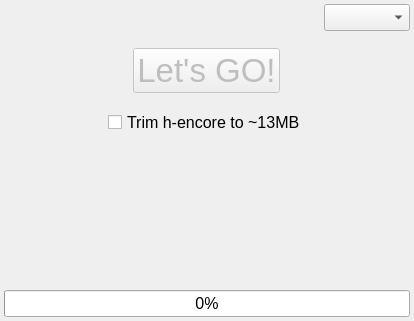
The window that src/finalhe.ui (soarqin/finalhe) describes before a commit, drawn with Qt 5.
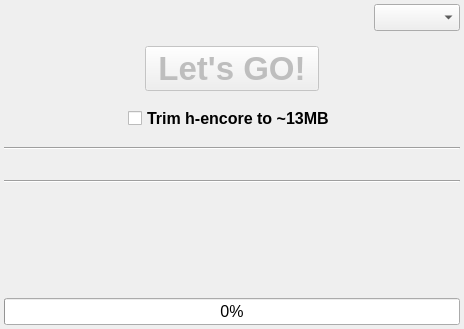
The same window after the commit.

Diff of the .ui file:
```diff
--- a/src/finalhe.ui
+++ b/src/finalhe.ui
@@ -6,13 +6,18 @@
    <rect>
     <x>0</x>
     <y>0</y>
-    <width>414</width>
-    <height>321</height>
+    <width>464</width>
+    <height>329</height>
    </rect>
   </property>
+  <property name="sizePolicy">
+   <sizepolicy hsizetype="Fixed" vsizetype="Fixed">
+    <horstretch>0</horstretch>
+    <verstretch>0</verstretch>
+   </sizepolicy>
+  </property>
   <property name="font">
    <font>
-    <family>Segoe UI</family>
     <pointsize>12</pointsize>
    </font>
   </property>
@@ -115,10 +120,12 @@
          <property name="font">
           <font>
            <pointsize>25</pointsize>
+           <weight>75</weight>
+           <bold>true</bold>
           </font>
          </property>
          <property name="text">
-          <string>Let's GO!</string>
+          <string> Let's GO! </string>
          </property>
         </widget>
        </item>
@@ -130,6 +137,12 @@
            <verstretch>0</verstretch>
           </sizepolicy>
          </property>
+         <property name="font">
+          <font>
+           <weight>75</weight>
+           <bold>true</bold>
+          </font>
+         </property>
          <property name="text">
           <string>Trim h-encore to ~13MB</string>
          </property>
@@ -139,6 +152,13 @@
      </widget>
     </item>
     <item>
+     <widget class="Line" name="line">
+      <property name="orientation">
+       <enum>Qt::Horizontal</enum>
+      </property>
+     </widget>
+    </item>
+    <item alignment="Qt::AlignHCenter">
      <widget class="QLabel" name="textMTP">
       <property name="sizePolicy">
        <sizepolicy hsizetype="Preferred" vsizetype="Fixed">
@@ -146,12 +166,25 @@
         <verstretch>0</verstretch>
        </sizepolicy>
       </property>
+      <property name="font">
+       <font>
+        <weight>75</weight>
+        <bold>true</bold>
+       </font>
+      </property>
       <property name="text">
        <string/>
       </property>
      </widget>
     </item>
     <item>
+     <widget class="Line" name="line_2">
+      <property name="orientation">
+       <enum>Qt::Horizontal</enum>
+      </property>
+     </widget>
+    </item>
+    <item alignment="Qt::AlignHCenter">
      <widget class="QLabel" name="textPkg">
       <property name="text">
        <string/>
```
Left out of the diff: 4 changed lines with no effect on the pictures.
